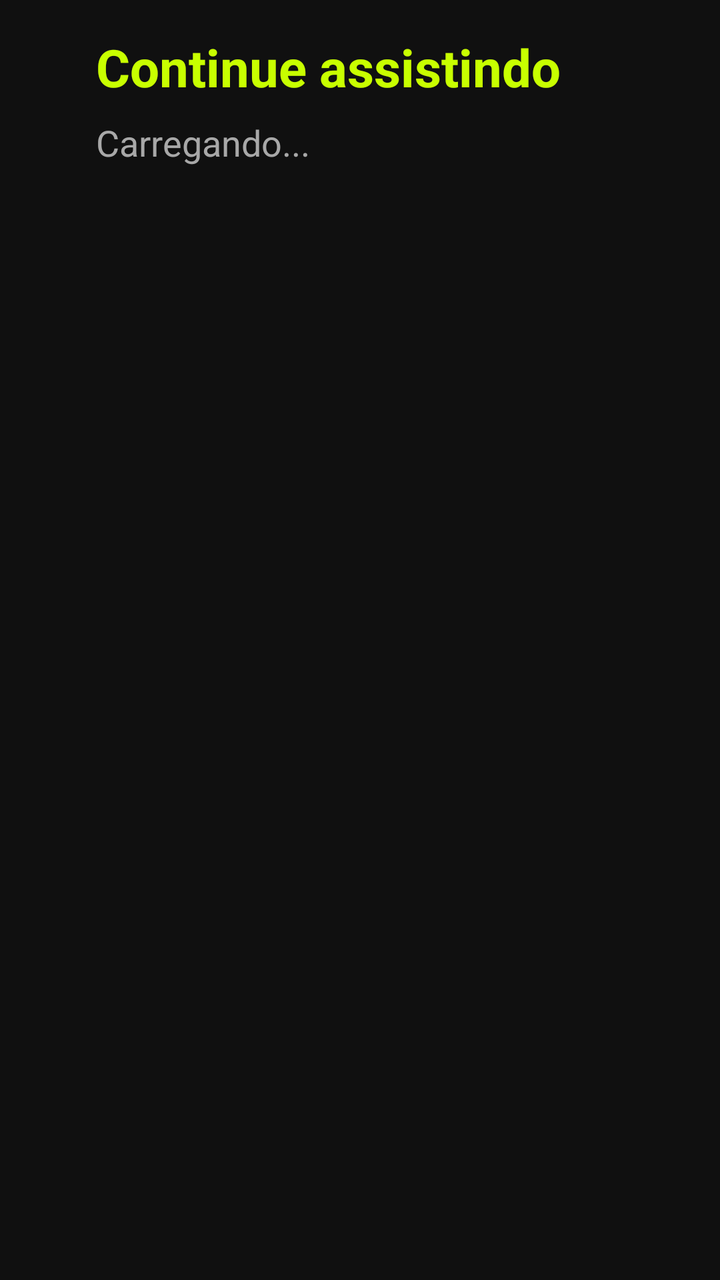
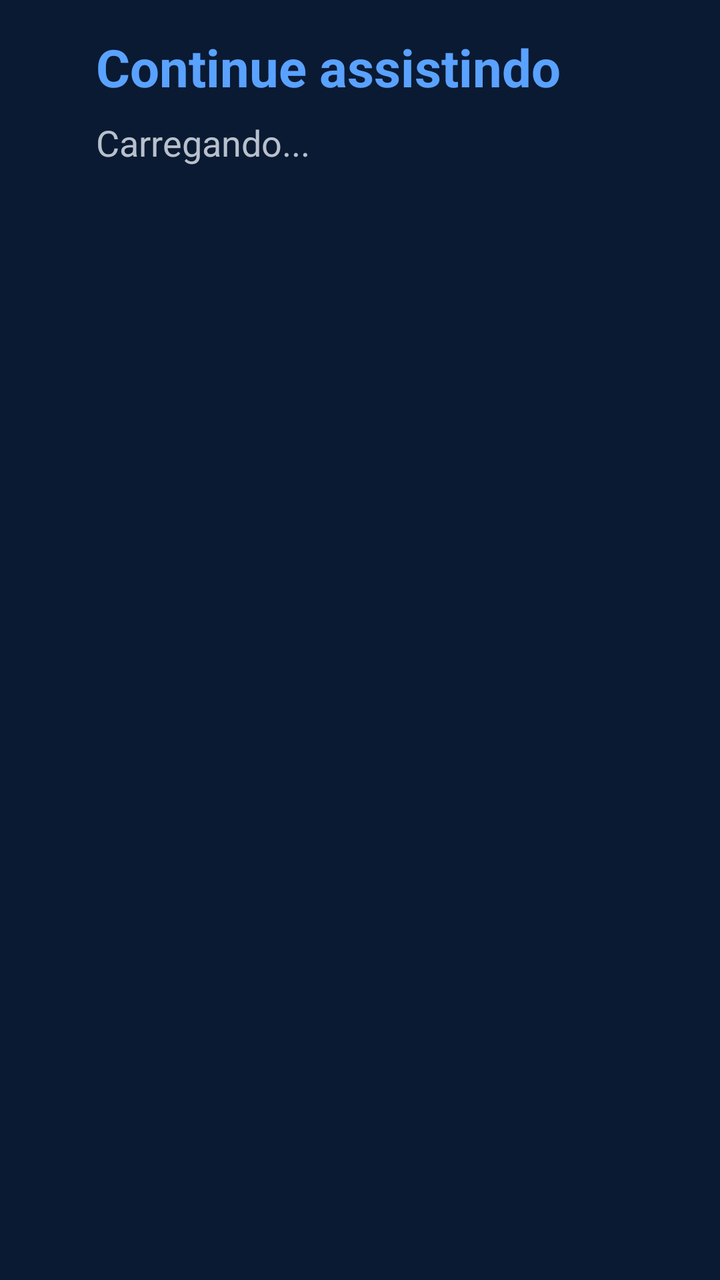

Before-and-after screenshots of an Android layout around one commit, followed by the original layout XML and the change that was made.
<!-- AndroidManifest.xml: application theme AppTheme -->
<!-- res/layout/activity_continue.xml -->
<?xml version="1.0" encoding="utf-8"?>
<LinearLayout xmlns:android="http://schemas.android.com/apk/res/android"
    android:layout_width="match_parent"
    android:layout_height="match_parent"
    android:background="@drawable/bg_gradient"
    android:orientation="vertical"
    android:paddingStart="48dp"
    android:paddingTop="16dp"
    android:paddingEnd="48dp"
    android:paddingBottom="16dp">

    <TextView
        android:layout_width="match_parent"
        android:layout_height="wrap_content"
        android:text="Continue assistindo"
        android:textColor="#C8FF00"
        android:textSize="26sp"
        android:textStyle="bold" />

    <TextView
        android:id="@+id/tv_continue_status"
        android:layout_width="match_parent"
        android:layout_height="wrap_content"
        android:layout_marginTop="8dp"
        android:text="Carregando..."
        android:textColor="#A8A8A8"
        android:textSize="18sp" />

    <ListView
        android:id="@+id/lv_continue"
        android:layout_width="match_parent"
        android:layout_height="0dp"
        android:layout_marginTop="8dp"
        android:layout_weight="1"
        android:divider="@android:color/transparent"
        android:dividerHeight="6dp"
        android:drawSelectorOnTop="false"
        android:listSelector="@drawable/bg_button" />

</LinearLayout>
<!-- resources referenced by this layout -->
<resources>
  <!-- drawable bg_button (drawable) -->
  <?xml version="1.0" encoding="utf-8"?>
  <selector xmlns:android="http://schemas.android.com/apk/res/android">
      <item android:state_focused="true" android:drawable="@drawable/glass_focus_14" />
      <item android:state_pressed="true" android:drawable="@drawable/glass_focus_14" />
      <item android:drawable="@drawable/glass_light" />
  </selector>
  <!-- drawable bg_gradient (drawable) -->
  <?xml version="1.0" encoding="utf-8"?>
  <shape xmlns:android="http://schemas.android.com/apk/res/android" android:shape="rectangle">
      <solid android:color="#00000000" />
  </shape>
  <style name="AppTheme" parent="android:Theme.Material.NoActionBar">
          <item name="android:windowBackground">#101010</item>
          <item name="android:colorAccent">#C8FF00</item>
          <item name="android:alertDialogTheme">@style/AscDialog</item>
      </style>
  <!-- drawable glass_focus_14 (drawable) -->
  <?xml version="1.0" encoding="utf-8"?>
  <layer-list xmlns:android="http://schemas.android.com/apk/res/android">
      <item>
          <shape android:shape="rectangle">
              <stroke android:width="6dp" android:color="@color/asc_accent_glow" />
              <corners android:radius="17dp" />
          </shape>
      </item>
      <item
          android:left="3dp"
          android:top="3dp"
          android:right="3dp"
          android:bottom="3dp">
          <shape android:shape="rectangle">
              <solid android:color="@color/asc_glass_focus" />
              <corners android:radius="14dp" />
          </shape>
      </item>
      <item
          android:left="3dp"
          android:top="3dp"
          android:right="3dp"
          android:bottom="3dp">
          <shape android:shape="rectangle">
              <gradient
                  android:angle="270"
                  android:endColor="@color/asc_glass_sheen_end"
                  android:startColor="@color/asc_glass_sheen" />
              <corners android:radius="14dp" />
          </shape>
      </item>
      <item
          android:left="3dp"
          android:top="3dp"
          android:right="3dp"
          android:bottom="3dp">
          <shape android:shape="rectangle">
              <stroke android:width="3dp" android:color="@color/asc_accent" />
              <corners android:radius="14dp" />
          </shape>
      </item>
  </layer-list>
  <style name="AscDialog" parent="android:Theme.Material.Dialog.Alert">
          <item name="android:windowBackground">@drawable/glass_strong</item>
          <item name="android:colorAccent">#C8FF00</item>
          <item name="android:textColorPrimary">#FFFFFF</item>
          <item name="android:textColorSecondary">#A8A8A8</item>
      </style>
  <color name="asc_accent_glow">#59C8FF00</color>
  <color name="asc_glass_focus">#CC262626</color>
  <color name="asc_glass_sheen_end">#00FFFFFF</color>
  <color name="asc_glass_sheen">#26FFFFFF</color>
  <color name="asc_accent">#C8FF00</color>
  <color name="asc_glass_shadow">#40000000</color>
  <color name="asc_glass_light">#661A1A1A</color>
  <color name="asc_glass_border">#2EFFFFFF</color>
  <color name="asc_glass_strong">#D9141414</color>
  <color name="asc_glass_border_strong">#3DFFFFFF</color>
  <!-- unchanged entries left out for length: 2 -->
</resources>

<!-- the commit's change to res/layout/activity_continue.xml (unified diff, before → after) -->
@@ -13,7 +13,7 @@
         android:layout_width="match_parent"
         android:layout_height="wrap_content"
         android:text="Continue assistindo"
-        android:textColor="#C8FF00"
+        android:textColor="#5AA2FF"
         android:textSize="26sp"
         android:textStyle="bold" />
 
@@ -23,7 +23,7 @@
         android:layout_height="wrap_content"
         android:layout_marginTop="8dp"
         android:text="Carregando..."
-        android:textColor="#A8A8A8"
+        android:textColor="#B8C0CC"
         android:textSize="18sp" />
 
     <ListView
<!-- resource entries referenced after the edit -->
@@ -13,8 +13,8 @@
       <solid android:color="#00000000" />
   </shape>
   <style name="AppTheme" parent="android:Theme.Material.NoActionBar">
-          <item name="android:windowBackground">#101010</item>
-          <item name="android:colorAccent">#C8FF00</item>
+          <item name="android:windowBackground">#0A1A33</item>
+          <item name="android:colorAccent">#5AA2FF</item>
           <item name="android:alertDialogTheme">@style/AscDialog</item>
       </style>
   <!-- drawable glass_focus_14 (drawable) -->
@@ -55,27 +55,27 @@
           android:right="3dp"
           android:bottom="3dp">
           <shape android:shape="rectangle">
-              <stroke android:width="3dp" android:color="@color/asc_accent" />
+              <stroke android:width="2dp" android:color="@color/asc_focus" />
               <corners android:radius="14dp" />
           </shape>
       </item>
   </layer-list>
   <style name="AscDialog" parent="android:Theme.Material.Dialog.Alert">
           <item name="android:windowBackground">@drawable/glass_strong</item>
-          <item name="android:colorAccent">#C8FF00</item>
+          <item name="android:colorAccent">#5AA2FF</item>
           <item name="android:textColorPrimary">#FFFFFF</item>
-          <item name="android:textColorSecondary">#A8A8A8</item>
+          <item name="android:textColorSecondary">#B8C0CC</item>
       </style>
-  <color name="asc_accent_glow">#59C8FF00</color>
-  <color name="asc_glass_focus">#CC262626</color>
+  <color name="asc_accent_glow">#455AA2FF</color>
+  <color name="asc_glass_focus">#FF1B3B6C</color>
   <color name="asc_glass_sheen_end">#00FFFFFF</color>
-  <color name="asc_glass_sheen">#26FFFFFF</color>
-  <color name="asc_accent">#C8FF00</color>
-  <color name="asc_glass_shadow">#40000000</color>
-  <color name="asc_glass_light">#661A1A1A</color>
-  <color name="asc_glass_border">#2EFFFFFF</color>
-  <color name="asc_glass_strong">#D9141414</color>
-  <color name="asc_glass_border_strong">#3DFFFFFF</color>
+  <color name="asc_glass_sheen">#08FFFFFF</color>
+  <color name="asc_focus">#FF5AA2FF</color>
+  <color name="asc_glass_shadow">#33000000</color>
+  <color name="asc_glass_light">#FF12294D</color>
+  <color name="asc_glass_border">#14FFFFFF</color>
+  <color name="asc_glass_strong">#FF12294D</color>
+  <color name="asc_glass_border_strong">#1FFFFFFF</color>
   <!-- unchanged entries left out for length: 2 -->
 </resources>
 
